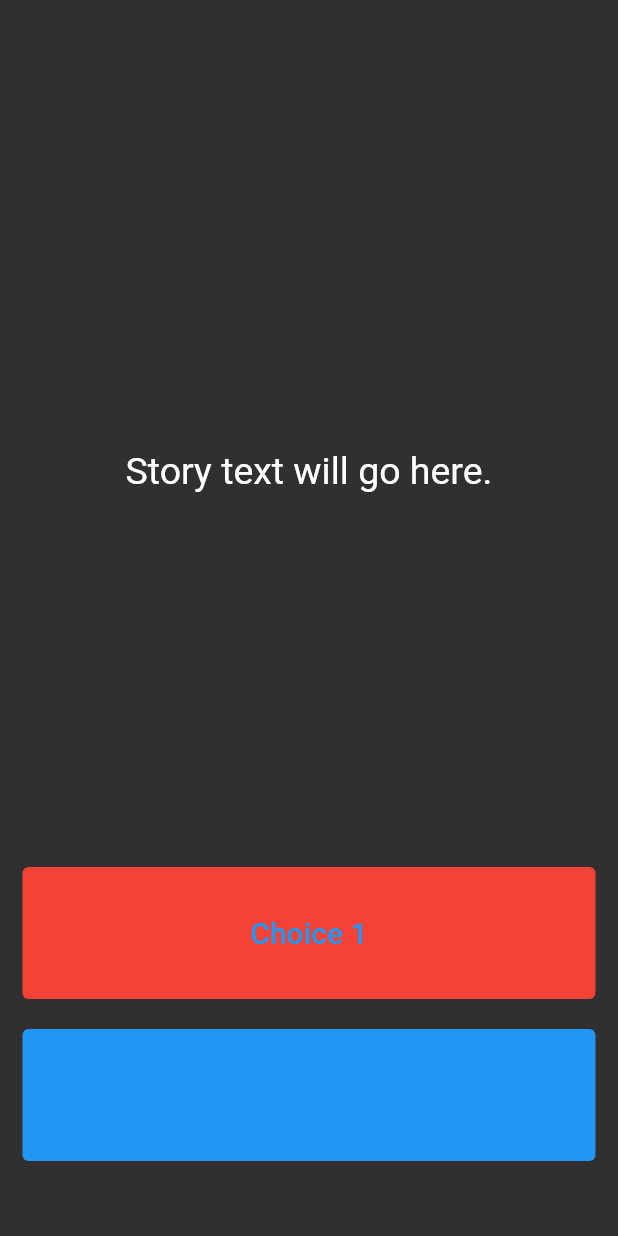
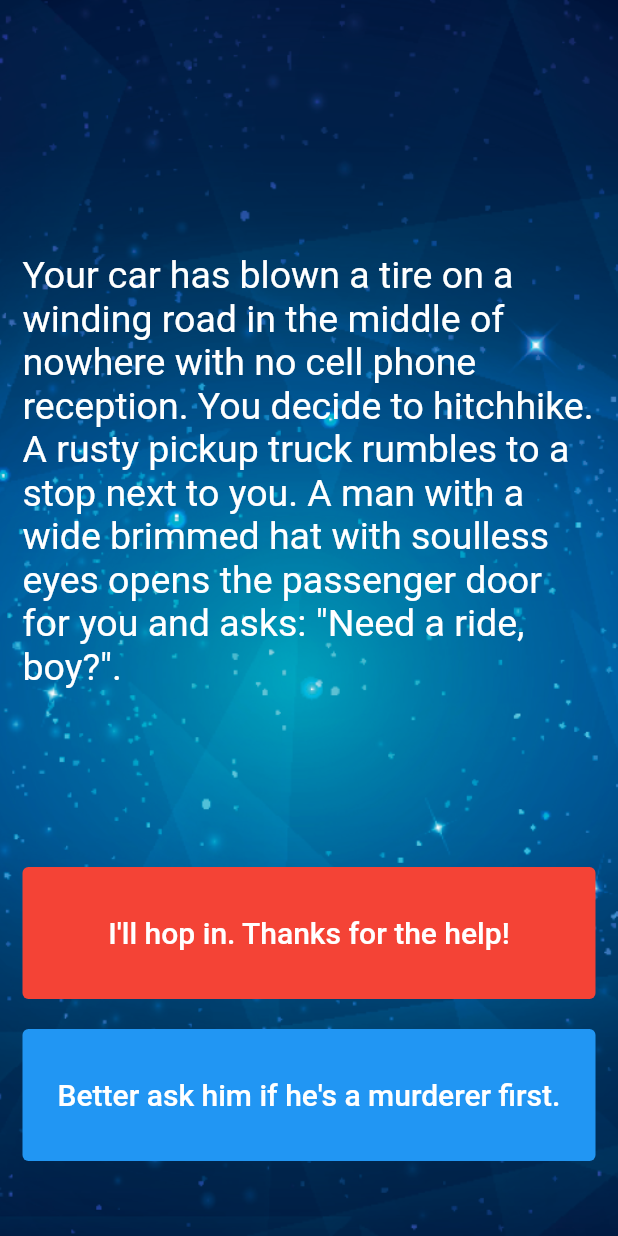
Before and after one commit to ragar3/Flutter-Bootcamp, a Flutter app: the screen it shows after launch, on a phone screen of 412 x 824 dp. Run offline on Flutter 3.47's test engine with Material 2 defaults, Android fonts, the phone set to English and light mode, and no system bars.

Commit message:
destini boss challenge

```diff
--- a/destini/lib/main.dart
+++ b/destini/lib/main.dart
@@ -1,6 +1,6 @@
 import 'package:flutter/material.dart';
 
-//TODO: Step 15 - Run the app and see if you can see the screen update with the first story. Delete this TODO if it looks as you expected.
+import 'story_brain.dart';
 
 void main() => runApp(Destini());
 
@@ -13,7 +13,7 @@
   }
 }
 
-//TODO: Step 9 - Create a new storyBrain object from the StoryBrain class.
+StoryBrain storyBrain = StoryBrain();
 
 class StoryPage extends StatefulWidget {
   _StoryPageState createState() => _StoryPageState();
@@ -24,7 +24,12 @@
   Widget build(BuildContext context) {
     return Scaffold(
       body: Container(
-        //TODO: Step 1 - Add background.png to this Container as a background image.
+        decoration: BoxDecoration(
+          image: DecorationImage(
+            image: AssetImage('images/background.png'),
+            fit: BoxFit.cover,
+          ),
+        ),
         padding: EdgeInsets.symmetric(vertical: 50.0, horizontal: 15.0),
         constraints: BoxConstraints.expand(),
         child: SafeArea(
@@ -35,8 +40,7 @@
                 flex: 12,
                 child: Center(
                   child: Text(
-                    //TODO: Step 10 - use the storyBrain to get the first story title and display it in this Text Widget.
-                    'Story text will go here.',
+                    storyBrain.getStory(),
                     style: TextStyle(
                       fontSize: 25.0,
                     ),
@@ -48,16 +52,18 @@
                 child: TextButton(
                   onPressed: () {
                     //Choice 1 made by user.
-                    //TODO: Step 18 - Call the nextStory() method from storyBrain and pass the number 1 as the choice made by the user.
+                    setState(() {
+                      storyBrain.nextStory(1);
+                    });
                   },
                   style: ButtonStyle(
                     backgroundColor: MaterialStateProperty.all(Colors.red),
                   ),
                   child: Text(
-                    //TODO: Step 13 - Use the storyBrain to get the text for choice 1.
-                    'Choice 1',
+                    storyBrain.getChoice1(),
                     style: TextStyle(
                       fontSize: 20.0,
+                      color: Colors.white,
                     ),
                   ),
                 ),
@@ -67,20 +73,24 @@
               ),
               Expanded(
                 flex: 2,
-                //TODO: Step 26 - Use a Flutter Visibility Widget to wrap this FlatButton.
-                //TODO: Step 28 - Set the "visible" property of the Visibility Widget to equal the output from the buttonShouldBeVisible() method in the storyBrain.
+                child: Visibility(
+                  visible: storyBrain.buttonShouldBeVisible(),
                   child: TextButton(
                     onPressed: () {
                       //Choice 2 made by user.
-                    //TODO: Step 19 - Call the nextStory() method from storyBrain and pass the number 2 as the choice made by the user.
+                      setState(() {
+                        storyBrain.nextStory(2);
+                      });
                     },
                     style: ButtonStyle(
-                      backgroundColor: MaterialStateProperty.all(Colors.blue)),
+                        backgroundColor:
+                            MaterialStateProperty.all(Colors.blue)),
                     child: Text(
-                    //TODO: Step 14 - Use the storyBrain to get the text for choice 2.
-                    'Choice 2',
+                      storyBrain.getChoice2(),
                       style: TextStyle(
                         fontSize: 20.0,
+                        color: Colors.white,
+                      ),
                     ),
                   ),
                 ),
@@ -92,7 +102,3 @@
     );
   }
 }
-
-//TODO: Step 24 - Run the app and try to figure out what code you need to add to this file to make the story change when you press on the choice buttons.
-
-//TODO: Step 29 - Run the app and test it against the Story Outline to make sure you've completed all the steps. The code for the completed app can be found here: https://github.com/londonappbrewery/destini-challenge-completed/
```
Also changed, not shown: destini/lib/story.dart (+6 -4 lines), destini/lib/story_brain.dart (+69 -51 lines). Lines whose indentation alone changed are shown as unchanged.
